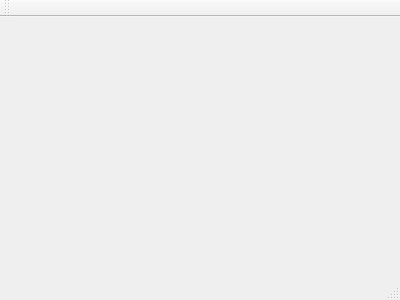
Old version of the form mainwindow.ui in the repository hkitty/AutoPartsStore.
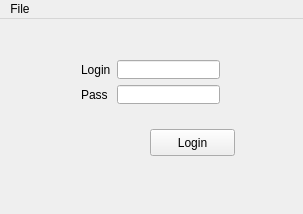
New version of the form.

Commit message: Add login window

What changed in the file:
```diff
--- a/mainwindow.ui
+++ b/mainwindow.ui
@@ -1,24 +1,96 @@
 <ui version="4.0">
  <class>MainWindow</class>
- <widget class="QMainWindow" name="MainWindow" >
-  <property name="geometry" >
+ <widget class="QMainWindow" name="MainWindow">
+  <property name="geometry">
    <rect>
     <x>0</x>
     <y>0</y>
-    <width>400</width>
-    <height>300</height>
+    <width>303</width>
+    <height>214</height>
    </rect>
   </property>
   <property name="windowTitle" >
    <string>MainWindow</string>
   </property>
-  <widget class="QMenuBar" name="menuBar" />
-  <widget class="QToolBar" name="mainToolBar" />
-  <widget class="QWidget" name="centralWidget" />
-  <widget class="QStatusBar" name="statusBar" />
+  <widget class="QWidget" name="centralWidget">
+   <widget class="QPushButton" name="pushButton">
+    <property name="geometry">
+     <rect>
+      <x>150</x>
+      <y>110</y>
+      <width>85</width>
+      <height>27</height>
+     </rect>
+    </property>
+    <property name="text">
+     <string>Login</string>
+    </property>
+   </widget>
+   <widget class="QWidget" name="">
+    <property name="geometry">
+     <rect>
+      <x>70</x>
+      <y>30</y>
+      <width>161</width>
+      <height>66</height>
+     </rect>
+    </property>
+    <layout class="QVBoxLayout" name="verticalLayout">
+     <item>
+      <layout class="QHBoxLayout" name="horizontalLayout_2">
+       <item>
+        <widget class="QLabel" name="loginLabel">
+         <property name="text">
+          <string>Login</string>
+         </property>
+        </widget>
+       </item>
+       <item>
+        <widget class="QLineEdit" name="loginEdit"/>
+       </item>
+      </layout>
+     </item>
+     <item>
+      <layout class="QHBoxLayout" name="horizontalLayout">
+       <item>
+        <widget class="QLabel" name="passwordLabel">
+         <property name="text">
+          <string>Pass </string>
+         </property>
+        </widget>
+       </item>
+       <item>
+        <widget class="QLineEdit" name="passwordEdit"/>
+       </item>
+      </layout>
+     </item>
+    </layout>
+   </widget>
+  </widget>
+  <widget class="QMenuBar" name="menuBar">
+   <property name="geometry">
+    <rect>
+     <x>0</x>
+     <y>0</y>
+     <width>303</width>
+     <height>27</height>
+    </rect>
+   </property>
+   <widget class="QMenu" name="menuFile">
+    <property name="title">
+     <string>File</string>
+    </property>
+    <addaction name="actionExit"/>
+   </widget>
+   <addaction name="menuFile"/>
+  </widget>
+  <action name="actionExit">
+   <property name="text">
+    <string>Exit</string>
+   </property>
+  </action>
  </widget>
- <layoutDefault spacing="6" margin="11" />
- <pixmapfunction></pixmapfunction>
+ <layoutdefault spacing="6" margin="11"/>
  <resources/>
  <connections/>
 </ui>
```
Left out of the diff: 5 changed lines with no effect on the pictures. The commit also changes 4 other files.
